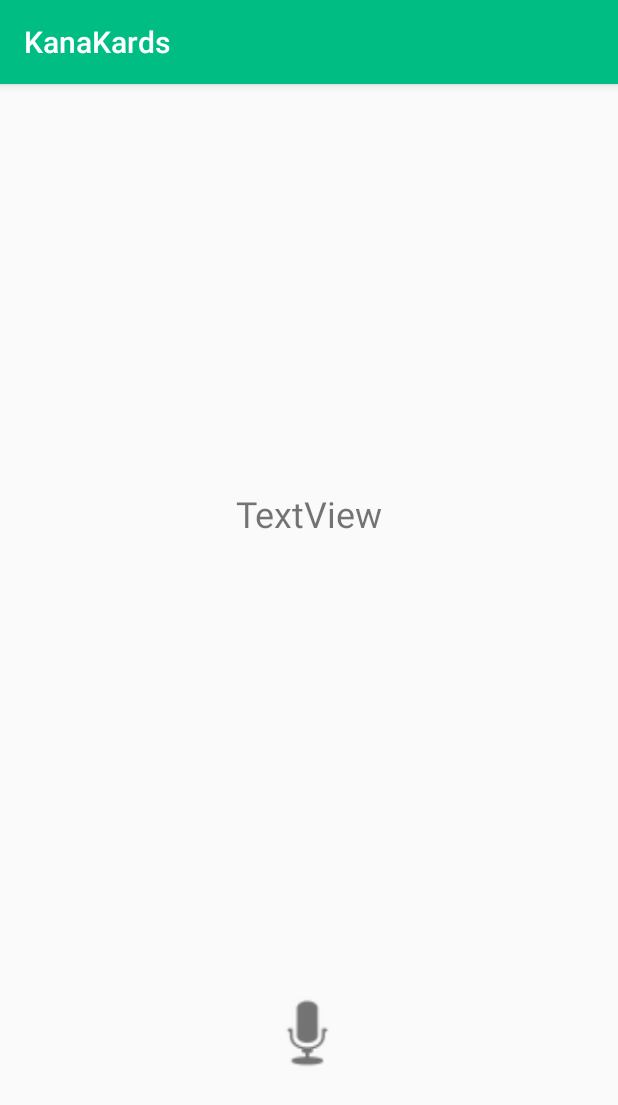
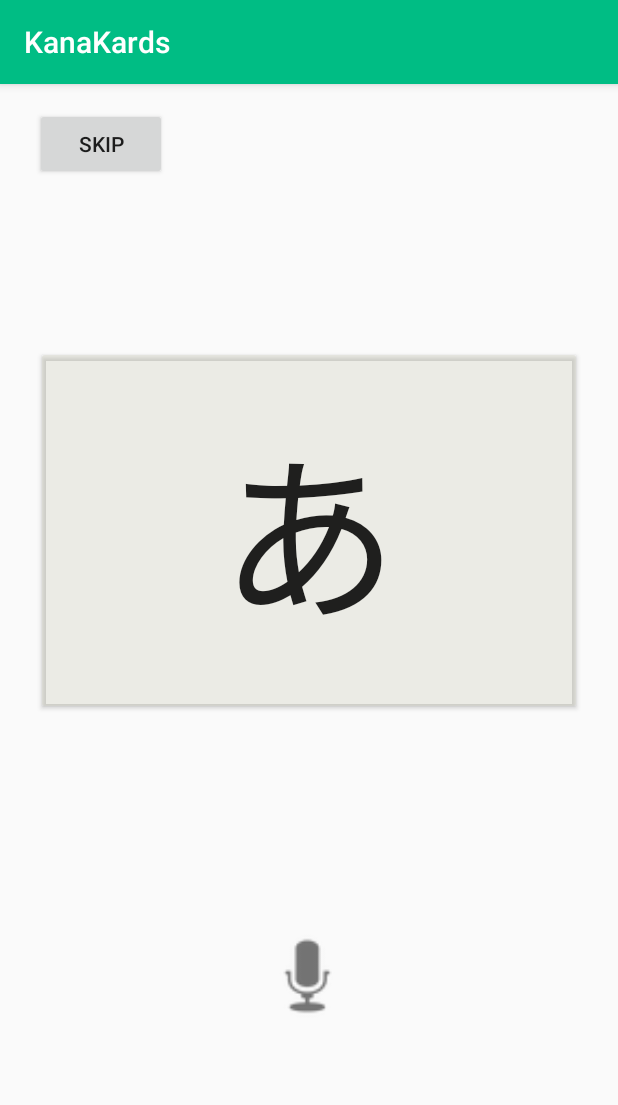
Before and after one commit to Rymoore94/KanaKards, an Android app: the VoiceViewer screen opened directly, with no data from a screen before it, on a phone screen of 412 x 824 dp. Shown: the top 1105 px of the screen. Run offline under Robolectric (Android 15) with nearby library versions, the phone set to English and light mode, and no system bars; 4 statements that could not run were skipped.

Commit message:
VoiceViewer class implemented, Hiragana half completed.

```diff
--- /dev/null
+++ b/app/src/main/java/com/example/ryan/kanakards/VoiceCheck.java
@@ -0,0 +1,64 @@
+package com.example.ryan.kanakards;
+
+import java.util.ArrayList;
+import java.util.List;
+
+public class VoiceCheck {
+    private String symbol, pronunciation;
+    private int index;
+    private boolean correct;
+    private List<Characters> key = new ArrayList<>(0);
+
+    VoiceCheck(){   //TODO load only ones that are needed
+        key.add(new Characters("あお", "青"));     key.add(new Characters("あか", "赤"));
+        key.add(new Characters("おに", "鬼"));     key.add(new Characters("なな", "7"));
+        key.add(new Characters("なつ", "夏"));     key.add(new Characters("はは", "母"));
+        key.add(new Characters("はい", "はい"));   key.add(new Characters("ちち", "父"));
+        key.add(new Characters("いえ", "家"));     key.add(new Characters("うえ", "上"));
+        key.add(new Characters("よし", "よし"));    key.add(new Characters("この", "この"));
+        key.add(new Characters("これ", "これ"));    key.add(new Characters("とら", "虎"));
+        key.add(new Characters("たろ", "タロ"));    key.add(new Characters("しろ", "白"));
+        key.add(new Characters("じん", "神"));      key.add(new Characters("にく", "肉"));
+        key.add(new Characters("のむ", "飲む"));    key.add(new Characters("です", "です"));
+        key.add(new Characters("みず", "水"));      key.add(new Characters("いま", "今"));
+        key.add(new Characters("そか", "そっか"));   key.add(new Characters("さけ", "酒"));
+        key.add(new Characters("ねこ", "猫"));      key.add(new Characters("きみ", "木目"));
+        key.add(new Characters("とり", "鳥"));      key.add(new Characters("せん", "1000"));
+        key.add(new Characters("いぬ", "犬"));      key.add(new Characters("ふゆ", "そうよ"));
+        key.add(new Characters("ほん", "本"));      key.add(new Characters("ひと", "人"));
+        key.add(new Characters("ひざ", "膝"));      key.add(new Characters("おば", "おば"));
+        key.add(new Characters("ばか", "バカ"));    key.add(new Characters("かぜ", "風邪"));
+        key.add(new Characters("ぼく", "北"));      key.add(new Characters("ちず", "地図"));
+        key.add(new Characters("がま", "釜"));      key.add(new Characters("だめ", "ダメ"));
+        key.add(new Characters("ども", "どうも"));   key.add(new Characters("みぎ", "右"));
+        key.add(new Characters("どぞ", "どうぞ"));   key.add(new Characters("わたし", "私"));
+        key.add(new Characters("ごはん", "ご飯"));   key.add(new Characters("げんき", "元気"));
+        key.add(new Characters("たべる", "食べる")); key.add(new Characters("てくび", "手首"));
+        key.add(new Characters("へいし", "兵士"));   key.add(new Characters("まぐろ", "マグロ"));
+        key.add(new Characters("あそぶ", "遊ぶ"));   key.add(new Characters("やめろ", "やめろ"));
+    }
+
+    public boolean isRight(String symbol, String pronunciation){
+        this.symbol = symbol;
+        this.pronunciation = pronunciation;
+        searchSymbol();
+        check();
+        return correct;
+    }
+
+    private void searchSymbol(){
+        for(int x = 0; x < key.size(); x++){
+            if(key.get(x).getSymbol().equals(symbol)){
+                index = x;
+                return;
+            }
+        }
+    }
+
+    private void check(){
+        if(key.get(index).getRoma().equals(pronunciation))
+            correct = true;
+        else
+            correct = false;
+    }
+}
--- a/app/src/main/java/com/example/ryan/kanakards/VoiceViewer.java
+++ b/app/src/main/java/com/example/ryan/kanakards/VoiceViewer.java
@@ -5,7 +5,9 @@ import androidx.appcompat.app.AppCompatActivity;
 import android.content.Intent;
 import android.os.Bundle;
 import android.speech.RecognizerIntent;
+import android.util.Log;
 import android.view.View;
+import android.widget.Button;
 import android.widget.ImageView;
 import android.widget.TextView;
 import android.widget.Toast;
@@ -17,18 +19,62 @@ public class VoiceViewer extends AppCompatActivity {
 
     private final int VOICE_REQUEST_CODE = 10;
     ImageView speakButt;
-    TextView outputText;
+    Button flashCard;
+    Button skipButt;    //TODO Remove this
+    NewCardMethods cards;
+    Characters current;
+    VoiceCheck check;
+    Intent intent;
+    String toLoad;
+    boolean isFront;
 
     @Override
     protected void onCreate(Bundle savedInstanceState) {
         super.onCreate(savedInstanceState);
         setContentView(R.layout.activity_voice_viewer);
-        //TODO something needs to go here
-        Toast.makeText(getApplicationContext(), "You made it to the Voice Section!", Toast.LENGTH_SHORT).show();
+
+        intent = getIntent();
+        toLoad = intent.getStringExtra("toLoad") + "w";         //the w is the "words" modifier
 
         speakButt = findViewById(R.id.speakButt);
-        outputText = findViewById(R.id.outputText);
+        flashCard = findViewById(R.id.flashCard);
+        skipButt = findViewById(R.id.skipButt);     //TODO Remove this
+        isFront = true;
 
+        cards = new NewCardMethods((getApplicationContext()));
+        cards.fillPool(toLoad);
+        current = cards.serveCard();
+        check = new VoiceCheck();
+        flashCard.setText(current.getSymbol());
+        flashCard.setTextSize(120);
+
+        flashCard.setOnClickListener(new View.OnClickListener(){
+            @Override
+            public void onClick(View v){
+                if(isFront){
+                    flashCard.setText(current.getRoma());
+                    flashCard.setTextSize(60);
+                    isFront = false;
+                }
+                else{
+                    flashCard.setText(current.getSymbol());
+                    flashCard.setTextSize(120);
+                    isFront = true;
+                }
+            }
+        });
+        //TODO Remove below this line
+        skipButt.setOnClickListener(new View.OnClickListener(){
+            @Override
+            public void onClick(View v){
+                cards.removeCard();
+                current = cards.serveCard();
+                flashCard.setTextSize(120);
+                flashCard.setText(current.getSymbol());
+                isFront = true;
+            }
+        });
+        //TODO Remove above this line
         speakButt.setOnClickListener(new View.OnClickListener(){
             @Override
             public void onClick(View v){
@@ -47,7 +93,18 @@ public class VoiceViewer extends AppCompatActivity {
         super.onActivityResult(request, result, data);
         if(request == VOICE_REQUEST_CODE && data != null){
             ArrayList<String> output = data.getStringArrayListExtra(RecognizerIntent.EXTRA_RESULTS);
-            outputText.setText(output.get(0));
+            if(check.isRight(current.getSymbol(), output.get(0))){
+                cards.removeCard();
+                current = cards.serveCard();
+                flashCard.setTextSize(120);
+                flashCard.setText(current.getSymbol());
+                isFront = true;
+                Toast.makeText(getApplicationContext(), "Correct!", Toast.LENGTH_SHORT).show();
+            }
+            else{
+                Toast.makeText(getApplicationContext(), "Incorrect", Toast.LENGTH_SHORT).show();
+                Log.d("words", current.getSymbol()+" "+output.get(0));  //prints the missed pronunciation in Log
+            }
         }
     }
 }
--- a/app/src/main/res/layout/activity_voice_viewer.xml
+++ b/app/src/main/res/layout/activity_voice_viewer.xml
@@ -6,28 +6,40 @@
         android:layout_height="match_parent"
         tools:context=".VoiceViewer">
 
+    <Button
+            android:id="@+id/flashCard"
+            android:layout_width="0dp"
+            android:layout_height="246dp"
+            android:layout_marginStart="24dp"
+            android:layout_marginEnd="24dp"
+            android:backgroundTint="#61D3D3C3"
+            android:text="あ"
+            android:textSize="120sp"
+            app:layout_constraintBottom_toBottomOf="parent"
+            app:layout_constraintEnd_toEndOf="parent"
+            app:layout_constraintHorizontal_bias="0.0"
+            app:layout_constraintStart_toStartOf="parent"
+            app:layout_constraintTop_toTopOf="parent"
+            app:layout_constraintVertical_bias="0.334" />
+
     <ImageView
             android:id="@+id/speakButt"
-            android:layout_width="62dp"
-            android:layout_height="0dp"
-            android:layout_marginBottom="91dp"
+            android:layout_width="78dp"
+            android:layout_height="69dp"
             app:layout_constraintBottom_toBottomOf="parent"
             app:layout_constraintEnd_toEndOf="parent"
             app:layout_constraintHorizontal_bias="0.498"
             app:layout_constraintStart_toStartOf="parent"
-            app:layout_constraintTop_toBottomOf="@+id/outputText"
+            app:layout_constraintTop_toBottomOf="@+id/flashCard"
             app:srcCompat="@android:drawable/ic_btn_speak_now" />
 
-    <TextView
-            android:id="@+id/outputText"
+    <Button
+            android:id="@+id/skipButt"
             android:layout_width="wrap_content"
             android:layout_height="wrap_content"
-            android:layout_marginTop="270dp"
-            android:layout_marginBottom="286dp"
-            android:text="TextView"
-            android:textSize="24sp"
-            app:layout_constraintBottom_toTopOf="@+id/speakButt"
-            app:layout_constraintEnd_toEndOf="parent"
+            android:layout_marginStart="23dp"
+            android:layout_marginTop="16dp"
+            android:text="skip"
             app:layout_constraintStart_toStartOf="parent"
             app:layout_constraintTop_toTopOf="parent" />
 </androidx.constraintlayout.widget.ConstraintLayout>
```
Also changed, not shown: app/src/main/java/com/example/ryan/kanakards/NewCardMethods.java (+14 -0 lines), 1 other file.
